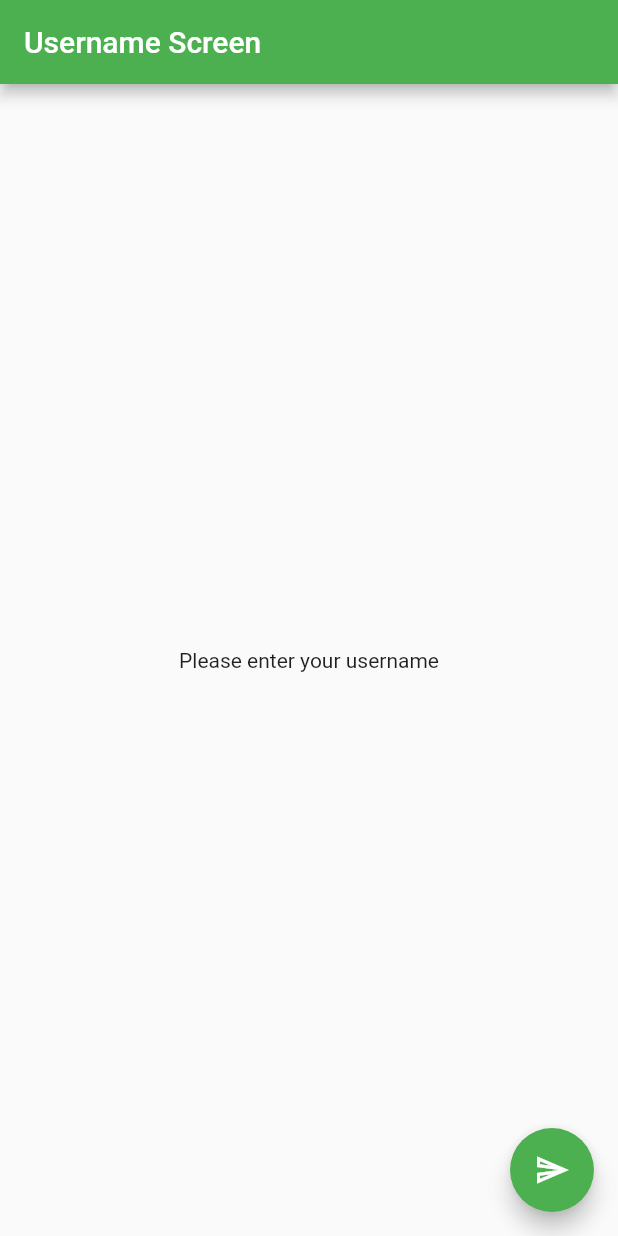
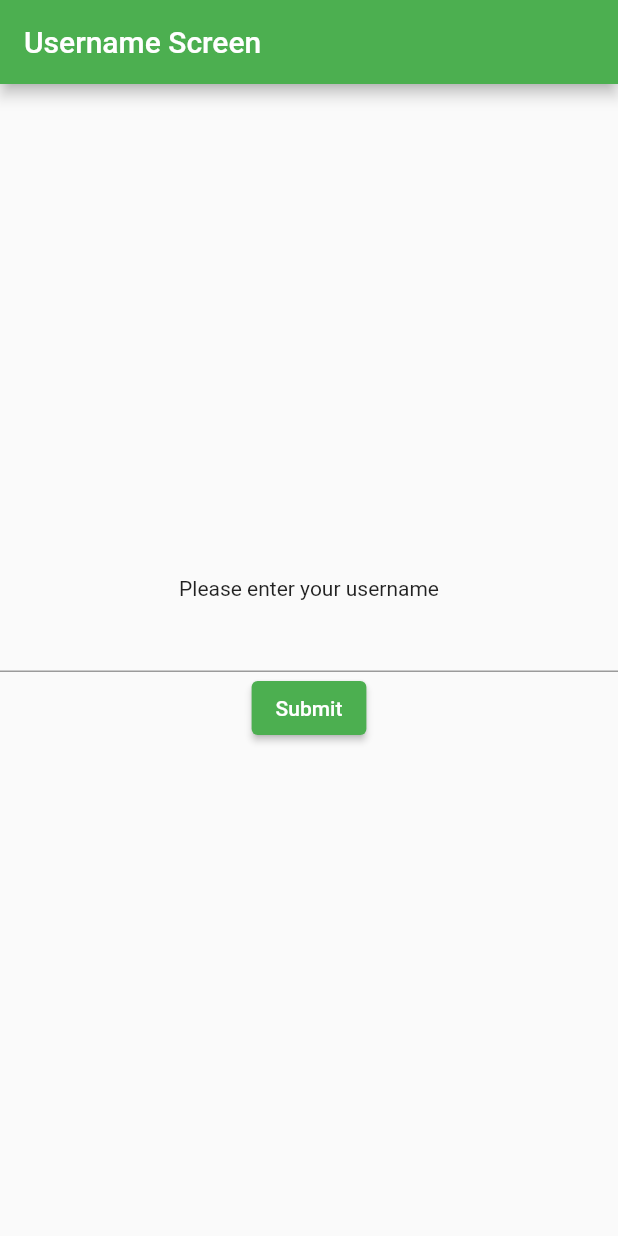
Before and after one commit to chrismd2/electric-journal-mobile-app, a Flutter app: the screen it shows after launch, on a phone screen of 412 x 824 dp. Run offline on Flutter 3.47's test engine with Material 2 defaults, Android fonts, the light colour scheme and no system bars.

Commit message:
modified/implemented username form

```diff
--- a/lib/username.dart
+++ b/lib/username.dart
@@ -72,11 +72,6 @@ class _UsernamePageState extends State<UsernamePage> {
           ],
         ),
       ),
-      floatingActionButton: FloatingActionButton(
-        onPressed: _test,
-        tooltip: 'Send',
-        child: const Icon(Icons.send_outlined),
-      ), // This trailing comma makes auto-formatting nicer for build methods.
     );
   }
 
@@ -84,13 +79,31 @@ class _UsernamePageState extends State<UsernamePage> {
     return Form(
       key: _formKey,
       child: Column(
-        children: <Widget>[],
+        children: <Widget>[
+          TextFormField(
+            // The validator receives the text that the user has entered.
+            validator: (value) {
+              if (value == null || value.isEmpty) {
+                return 'Please enter some text';
+              }
+              return null;
+            },
+          ),
+          ElevatedButton(
+            onPressed: () {
+              // Validate returns true if the form is valid, or false otherwise.
+              if (_formKey.currentState!.validate()) {
+                // If the form is valid, display a snackbar. In the real world,
+                // you'd often call a server or save the information in a database.
+                ScaffoldMessenger.of(context).showSnackBar(
+                  const SnackBar(content: Text('Saving Username')),
+                );
+              }
+            },
+            child: const Text('Submit'),
+          ),
+        ],
       )
     );
   }
-
-  bool _test() {
-    print("button pressed\n\n");
-    return true;
-  }
 }
```
Also changed, not shown: lib/main.dart (+10 -0 lines).
